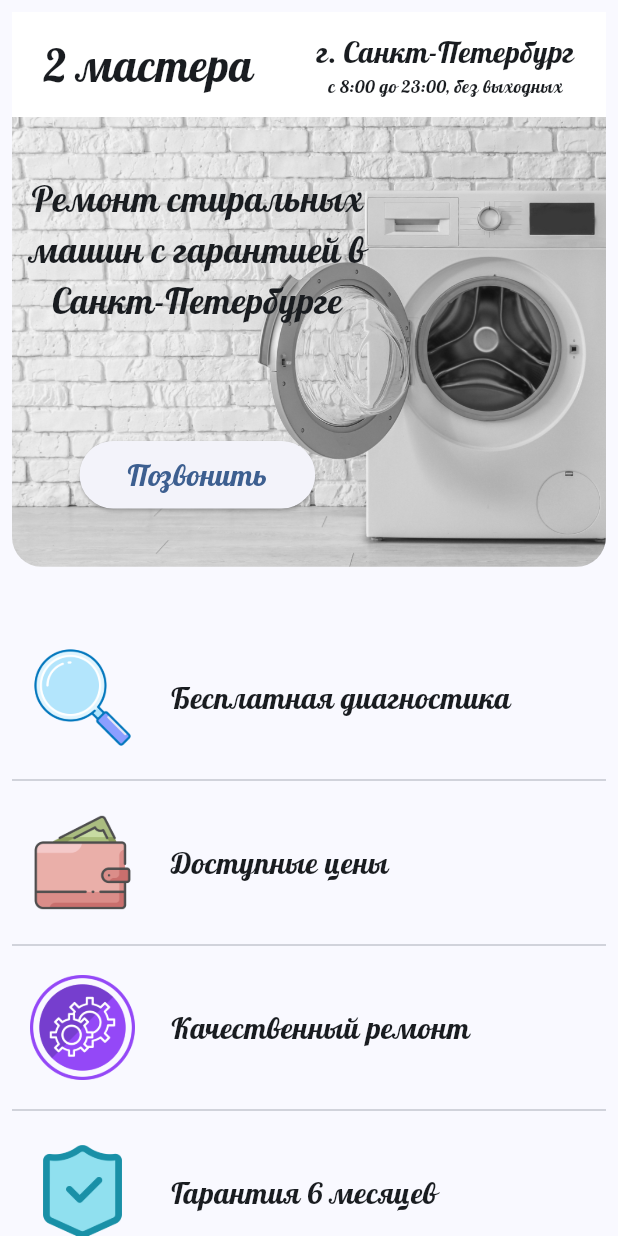
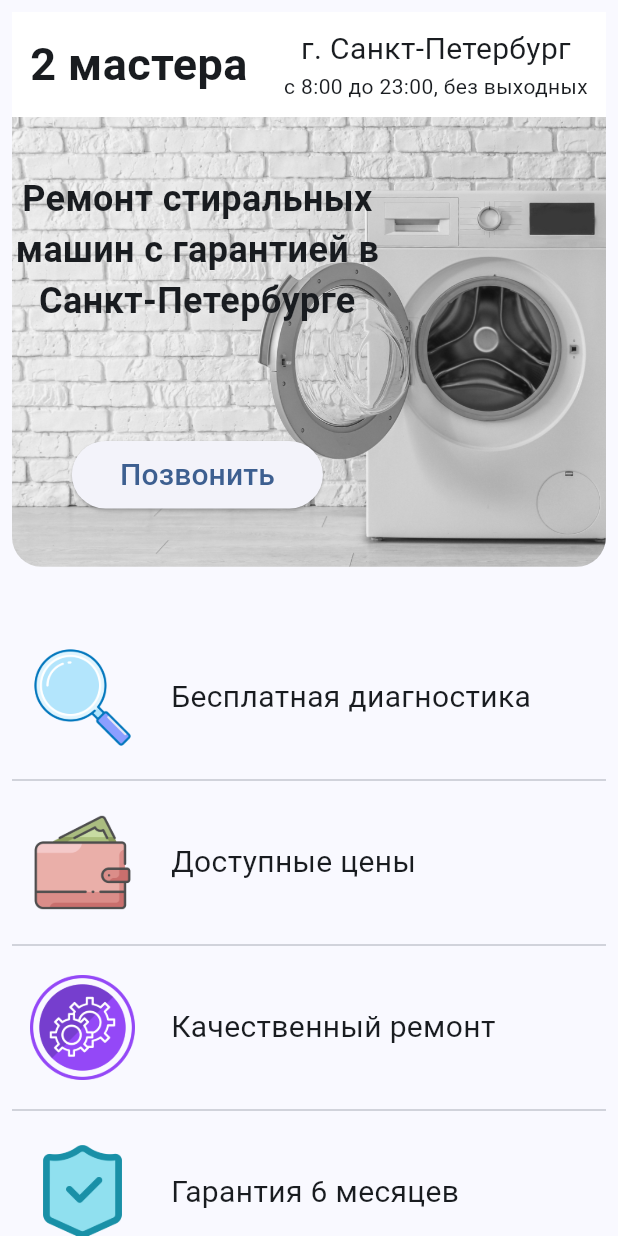
Before and after one commit to RfMakar/2foreman, a Flutter app: the screen it shows after launch, on a phone screen of 412 x 824 dp. Run offline on Flutter 3.47's test engine with Material 2 defaults, Android fonts, the phone set to English and light mode, and no system bars.

Commit message:
Добавлена версия для ПК

```diff
--- a/lib/my_app.dart
+++ b/lib/my_app.dart
@@ -33,7 +33,7 @@ class HomeWidget extends StatelessWidget {
     final size = MediaQuery.of(context).size.width;
     return Scaffold(
         body: ListView(
-      padding: size < 1170
+      padding: size < 1100
           ? const EdgeInsets.all(8)
           : EdgeInsets.fromLTRB(size * 0.2, 0, size * 0.2, 0),
       children: const [
--- a/lib/style/style_app.dart
+++ b/lib/style/style_app.dart
@@ -1,16 +1,20 @@
 import 'package:flutter/material.dart';
-import 'package:google_fonts/google_fonts.dart';
 
 abstract class AppTextStyle {
-  static final heading = GoogleFonts.lobster(fontSize: 30);
-  static final heading2 = GoogleFonts.lobster(fontSize: 24);
-  static final heading3 = GoogleFonts.lobster(fontSize: 20);
-  static final heading4 = GoogleFonts.lobster(fontSize: 18);
-  static final heading5 = GoogleFonts.lobster(fontSize: 12);
+  static var heading = const TextStyle(
+    fontSize: 30,
+    fontWeight: FontWeight.bold,
+  );
+  static var heading2 = const TextStyle(
+    fontSize: 24,
+    fontWeight: FontWeight.bold,
+  );
+  static var heading3 = const TextStyle(fontSize: 20);
+  static var heading4 = const TextStyle(fontSize: 18);
+  static var heading5 = const TextStyle(fontSize: 14);
 }
 
 abstract class AppColor {
   static const color = Color.fromRGBO(67, 150, 251, 1);
-  //static const color = Color.fromARGB(255, 255, 62, 78);
   static const color2 = Color.fromARGB(255, 255, 255, 255);
 }
--- a/lib/widgets/app_title.dart
+++ b/lib/widgets/app_title.dart
@@ -8,8 +8,8 @@ class WidgetAppTitle extends StatelessWidget {
   @override
   Widget build(BuildContext context) {
     final mpSize = MediaQuery.of(context).size.width;
+
     return Stack(
-      //alignment: AlignmentDirectional.centerStart,
       children: [
         ClipRRect(
           borderRadius: const BorderRadius.only(
@@ -18,13 +18,13 @@ class WidgetAppTitle extends StatelessWidget {
           ),
           child: Image.asset(
             'assets/image/image1.png',
-            height: 300,
+            height: mpSize > 680 ? 450 : 300,
             fit: BoxFit.fitHeight,
           ),
         ),
         SizedBox(
-          width: mpSize * 0.6,
-          height: 300,
+          width: mpSize > 1100 ? (mpSize - mpSize * 0.2) * 0.4 : mpSize * 0.6,
+          height: mpSize > 680 ? 450 : 300,
           child: Column(
             mainAxisAlignment: MainAxisAlignment.spaceAround,
             children: [
--- a/pubspec.yaml
+++ b/pubspec.yaml
@@ -35,7 +35,6 @@ dependencies:
   # The following adds the Cupertino Icons font to your application.
   # Use with the CupertinoIcons class for iOS style icons.
   cupertino_icons: ^1.0.2
-  google_fonts: ^4.0.4
   url_launcher: ^6.1.11
 
 dev_dependencies:
@@ -64,7 +63,6 @@ flutter:
   assets:
     - assets/image/
     - assets/uslugi/
-    - assets/google_fonts/
     - assets/mastera/
     - assets/icon/
 
```
Also changed, not shown: assets/google_fonts/OFL.txt (deleted, +0 -93 lines), lib/main.dart (+1 -10 lines), lib/widgets/app_lozung.dart (+24 -0 lines), lib/widgets/app_mastera.dart (+28 -7 lines), lib/widgets/app_uslugi.dart (+4 -4 lines), assets/google_fonts/Lobster-Regular.ttf (deleted), pubspec.lock.
